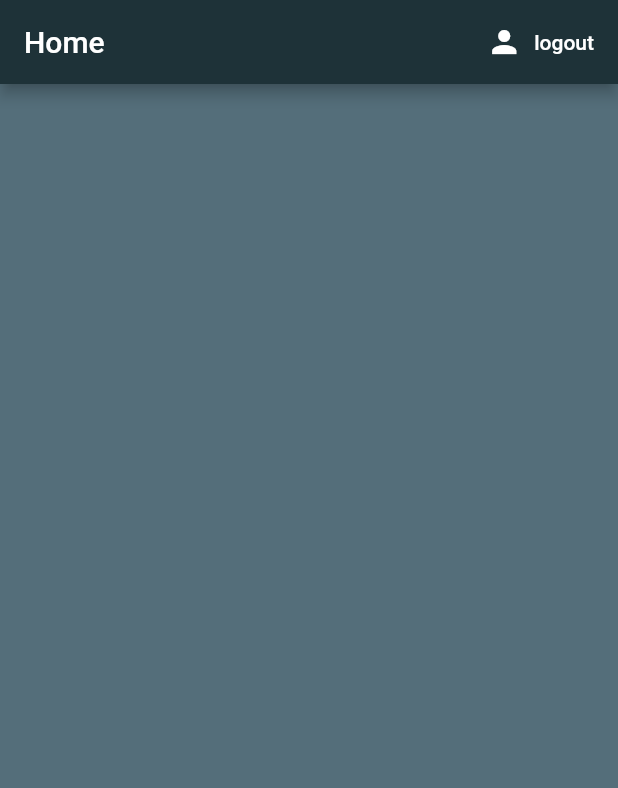
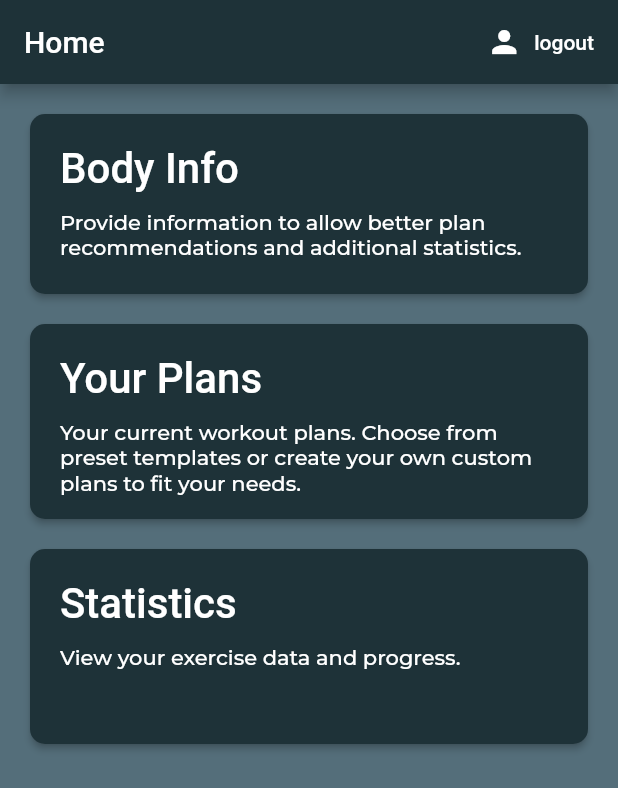
Before and after one commit to JesusCantu/workoutapp, a Flutter app: the Home screen opened directly, on a phone screen of 412 x 824 dp. Shown: the top 788 px of the screen. Run offline on Flutter 3.47's test engine with Material 2 defaults, Android fonts, the phone set to English and light mode, and no system bars; our stand-ins replace charts_flutter, firebase_auth, google_fonts; accounts and stored records are empty.

Commit message:
Added buttons to homescreen.dart and re-added stats_screen.dart (incomplete) and changes to pubspec.yaml for adding charts_flutter and google_fonts

```diff
--- a/lib/screens/homescreen.dart
+++ b/lib/screens/homescreen.dart
@@ -1,5 +1,7 @@
 import 'package:flutter/material.dart';
+import 'package:google_fonts/google_fonts.dart';
 import 'package:workoutapp/screens/login_screen.dart';
+import 'package:workoutapp/screens/stats_screen.dart';
 import 'package:workoutapp/services/auth.dart';
 
 
@@ -28,6 +30,138 @@ class Home extends StatelessWidget {
             },
           )
         ],
+      ),
+      body: Center(
+        child: Column(
+          children: [
+            // Large Raised Button Container
+            Container(
+              height: 150,
+              // Button Size Padding
+              padding: EdgeInsets.fromLTRB(20, 20, 20, 10),
+              child: RaisedButton(
+                // Button Content Padding
+                padding: EdgeInsets.all(20),
+                key: Key("info-button"),
+                shape: new RoundedRectangleBorder(
+                    borderRadius: new BorderRadius.circular(10.0)),
+                color: Color.fromRGBO(30, 50, 56, 1),
+                child: Column(
+                  children: [
+                    Container(
+                      padding: EdgeInsets.fromLTRB(0, 0, 0, 10),
+                      alignment: Alignment.topLeft,
+                      child: Text(
+                        "Body Info",
+                        style: TextStyle(color: Colors.white, fontSize: 28),
+                      ),
+                    ),
+                    Container(
+                      alignment: Alignment.topLeft,
+                      child: Text(
+                        "Provide information to allow better plan recommendations and additional statistics.",
+                        style: GoogleFonts.montserrat(color: Colors.white, fontSize: 14),
+                      )
+                    )
+                  ]
+                ),
+                onPressed: () async{
+
+
+
+
+
+
+
+                }
+              ),
+            ),
+            // Large Raised Button Container
+            Container(
+              height: 150,
+              // Button Size Padding
+              padding: EdgeInsets.fromLTRB(20, 10, 20, 10),
+              child: RaisedButton(
+                // Button Content Padding
+                padding: EdgeInsets.all(20),
+                key: Key("plans-button"),
+                shape: new RoundedRectangleBorder(
+                    borderRadius: new BorderRadius.circular(10.0)),
+                color: Color.fromRGBO(30, 50, 56, 1),
+                child: Column(
+                  children: [
+                    Container(
+                      padding: EdgeInsets.fromLTRB(0, 0, 0, 10),
+                      alignment: Alignment.topLeft,
+                      child: Text(
+                        "Your Plans",
+                        style: TextStyle(color: Colors.white, fontSize: 28),
+                      ),
+                    ),
+                    Container(
+                      alignment: Alignment.topLeft,
+                      child: Text(
+                        "Your current workout plans. Choose from preset templates or create your own custom plans to fit your needs.",
+                        style: GoogleFonts.montserrat(color: Colors.white, fontSize: 14),
+                      )
+                    )
+                  ]
+                ),
+                onPressed: () async{
+
+
+
+
+
+
+
+                }
+              ),
+            ),
+            // Large Raised Button Container
+            Container(
+              height: 150,
+              // Button Size Padding
+              padding: EdgeInsets.symmetric(horizontal: 20, vertical: 10),
+              child: RaisedButton(
+                // Button Content Padding
+                padding: EdgeInsets.all(20),
+                key: Key("stats-button"),
+                shape: new RoundedRectangleBorder(
+                    borderRadius: new BorderRadius.circular(10.0)),
+                color: Color.fromRGBO(30, 50, 56, 1),
+                child: Column(
+                  children: [
+                    Container(
+                      padding: EdgeInsets.fromLTRB(0, 0, 0, 10),
+                      alignment: Alignment.topLeft,
+                      child: Text(
+                        "Statistics",
+                        style: TextStyle(color: Colors.white, fontSize: 28),
+                      ),
+                    ),
+                    Container(
+                      alignment: Alignment.topLeft,
+                      child: Text(
+                        "View your exercise data and progress.",
+                        style: GoogleFonts.montserrat(color: Colors.white, fontSize: 14),
+                      )
+                    )
+                  ]
+                ),
+                onPressed: () async{
+                      Navigator.push(context,
+                      MaterialPageRoute(builder: (context) => StatsScreen()));
+
+
+
+
+
+                }
+              ),
+            ),
+          ]
+        )
       )
     );
   }
--- a/pubspec.yaml
+++ b/pubspec.yaml
@@ -27,7 +27,8 @@ dependencies:
   path_provider:
   firebase_analytics: ^5.0.11
   provider: ^3.1.0
-
+  charts_flutter: ^0.9.0
+  google_fonts:
 
 
 
```
Also changed, not shown: lib/screens/stats_screen.dart (added, +145 -0 lines), pubspec.lock.
